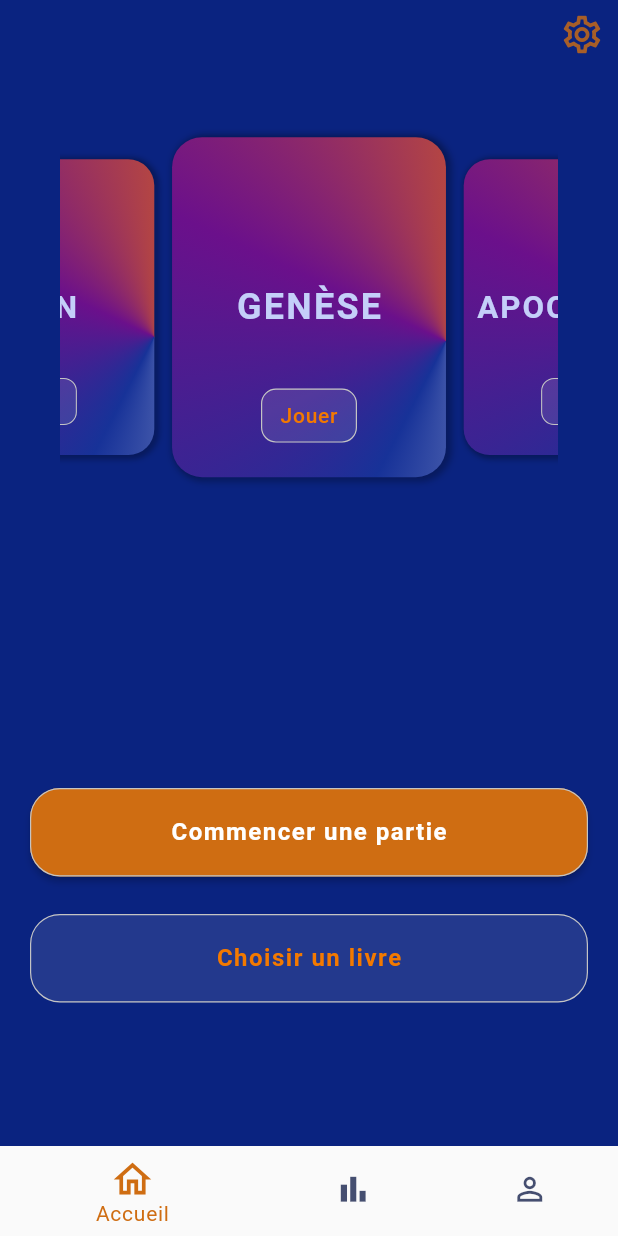
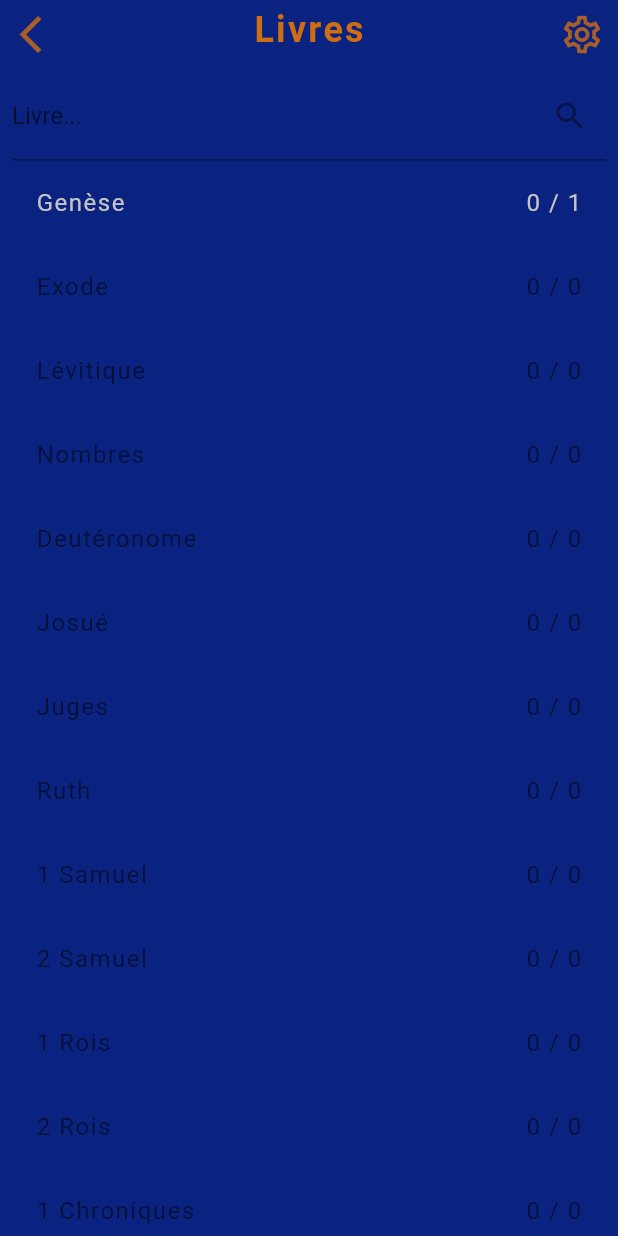
Before and after one commit to menel972/gypse-app, a Flutter app: the screen it shows after launch, after a tap on "Choisir un livre", on a phone screen of 412 x 824 dp. Run offline on Flutter 3.47's test engine with Material 2 defaults, Android fonts, the phone set to English and light mode, and no system bars; drawn by our look-alikes of flutter_carousel_widget; Roboto replaces fonts that are missing (NotoSansDisplay).

Commit message:
debut list livre

```diff
--- a/lib/main.dart
+++ b/lib/main.dart
@@ -3,6 +3,7 @@
 import 'package:bible_quiz/styles/my_bottom_bar_style.dart';
 import 'package:bible_quiz/views/home/home_vue.dart';
 import 'package:bible_quiz/views/jeu/jeu_vue.dart';
+import 'package:bible_quiz/views/livres/livres_vue.dart';
 import 'package:flutter/material.dart';
 
 void main() {
@@ -29,10 +30,18 @@
 
       onGenerateRoute: (settings) {
         switch (settings.name) {
+          case HomeVue.route:
+            return MaterialPageRoute(
+              builder: (context) => const HomeVue(),
+            );
           case JeuVue.route:
             final String livre = settings.arguments as String;
             return MaterialPageRoute(
               builder: (context) => JeuVue(livre: livre),
+            );
+          case LivresVue.route:
+            return MaterialPageRoute(
+              builder: (context) => const LivresVue(),
             );
         }
         return null;
--- a/lib/services/data.dart
+++ b/lib/services/data.dart
@@ -70,7 +70,76 @@ class Data {
     Question(
       id: 'q2',
       texte: 'Quel jour a été créé l\'homme ?',
-      livre: Livres.luc,
+      livre: Livres.gen,
     ),
   ];
+
+  static List<String> livres = [
+    Livres.gen,
+    Livres.exo,
+    Livres.lev,
+    Livres.nom,
+    Livres.deu,
+    Livres.jos,
+    Livres.juge,
+    Livres.ruth,
+    Livres.sam1,
+    Livres.sam2,
+    Livres.roi1,
+    Livres.roi2,
+    Livres.chro1,
+    Livres.chro2,
+    Livres.esd,
+    Livres.neh,
+    Livres.est,
+    Livres.job,
+    Livres.psa,
+    Livres.pro,
+    Livres.ecc,
+    Livres.can,
+    Livres.esa,
+    Livres.jer,
+    Livres.lam,
+    Livres.eze,
+    Livres.dan,
+    Livres.osee,
+    Livres.joe,
+    Livres.amo,
+    Livres.abd,
+    Livres.jon,
+    Livres.mic,
+    Livres.nah,
+    Livres.hab,
+    Livres.sop,
+    Livres.agg,
+    Livres.zac,
+    Livres.mal,
+    Livres.mat,
+    Livres.marc,
+    Livres.luc,
+    Livres.jean,
+    Livres.act,
+    Livres.rom,
+    Livres.cor1,
+    Livres.cor2,
+    Livres.gal,
+    Livres.eph,
+    Livres.phili,
+    Livres.col,
+    Livres.the1,
+    Livres.the2,
+    Livres.tim1,
+    Livres.tim2,
+    Livres.tite,
+    Livres.phile,
+    Livres.heb,
+    Livres.jac,
+    Livres.pier1,
+    Livres.pier2,
+    Livres.jean1,
+    Livres.jean2,
+    Livres.jean3,
+    Livres.jude,
+    Livres.apo,
+  ];
 }
--- a/lib/styles/my_appbar_style.dart
+++ b/lib/styles/my_appbar_style.dart
@@ -6,9 +6,14 @@ class MyAppbarStyle {
   static AppBarTheme appbarStyle = AppBarTheme(
       backgroundColor: Couleur.primary,
       elevation: 0,
+      centerTitle: true,
       systemOverlayStyle:
           const SystemUiOverlayStyle(statusBarColor: Couleur.primary),
       toolbarHeight: 40.0,
+      iconTheme: IconThemeData(
+        color: Couleur.secondary.withOpacity(0.8),
+        size: 30,
+      ),
       actionsIconTheme: IconThemeData(
         color: Couleur.secondary.withOpacity(0.8),
         size: 30,
--- a/lib/styles/my_text_style.dart
+++ b/lib/styles/my_text_style.dart
@@ -33,8 +33,26 @@ class MyTextStyle {
     letterSpacing: 1.5,
     color: Couleur.textBleu,
   );
+  static TextStyle titleOrangeM = const TextStyle(
+    fontFamily: 'NotoSansDisplay',
+    fontWeight: FontWeight.w600,
+    fontSize: 24,
+    letterSpacing: 1.5,
+    color: Couleur.secondary,
+  );
 
-  static TextStyle textS = const TextStyle();
+  static TextStyle textS = const TextStyle(
+    fontFamily: 'NotoSansDisplay',
+    fontSize: 16,
+    letterSpacing: 1,
+    color: Couleur.blanc,
+  );
+  static TextStyle textDisableS = const TextStyle(
+    fontFamily: 'NotoSansDisplay',
+    fontSize: 16,
+    letterSpacing: 1,
+    color: Colors.black54,
+  );
   static TextStyle textM = const TextStyle();
 
   static TextStyle labelS = const TextStyle(
--- a/lib/views/home/widgets/accueil.dart
+++ b/lib/views/home/widgets/accueil.dart
@@ -2,6 +2,7 @@ import 'package:bible_quiz/composants/bouttons/primary_button.dart';
 import 'package:bible_quiz/composants/carousels/carousel.dart';
 import 'package:bible_quiz/services/enums/livres.dart';
 import 'package:bible_quiz/views/jeu/jeu_vue.dart';
+import 'package:bible_quiz/views/livres/livres_vue.dart';
 import 'package:flutter/material.dart';
 
 import '../../../composants/bouttons/basic_button.dart';
@@ -40,7 +41,10 @@ class Accueil extends StatelessWidget {
                     fonction: () => Navigator.pushNamed(context, JeuVue.route,
                         arguments: '')),
                 const SizedBox(height: 25),
-                BasicButton(texte: 'Choisir un livre', fonction: () {}),
+                BasicButton(
+                    texte: 'Choisir un livre',
+                    fonction: () =>
+                        Navigator.pushNamed(context, LivresVue.route)),
               ],
             ),
           ),
--- a/lib/views/jeu/jeu_vue.dart
+++ b/lib/views/jeu/jeu_vue.dart
@@ -1,3 +1,4 @@
+import 'package:bible_quiz/views/home/home_vue.dart';
 import 'package:bible_quiz/views/jeu/widgets/question_vue.dart';
 import 'package:flutter/material.dart';
 
@@ -18,12 +19,12 @@ class _JeuVueState extends State<JeuVue> {
       appBar: AppBar(
         elevation: 0,
         leading: IconButton(
-          onPressed: () => Navigator.pop(context),
-          icon: const Icon(Icons.arrow_back_ios),
+          onPressed: () => Navigator.pushNamed(context, HomeVue.route),
+          icon: const Icon(Icons.home_outlined),
         ),
         actions: [
           IconButton(
-            icon: const Icon(Icons.settings),
+            icon: const Icon(Icons.settings_outlined),
             onPressed: () {},
           ),
         ],
--- /dev/null
+++ b/lib/views/livres/livres_vue.dart
@@ -0,0 +1,32 @@
+import 'package:bible_quiz/styles/my_text_style.dart';
+import 'package:bible_quiz/views/livres/widgets/livres_recherche.dart';
+import 'package:flutter/material.dart';
+
+import '../../services/enums/couleur.dart';
+
+class LivresVue extends StatelessWidget {
+  static const String route = './livres';
+  const LivresVue({Key? key}) : super(key: key);
+
+  @override
+  Widget build(BuildContext context) {
+    return Scaffold(
+      appBar: AppBar(
+        leading: IconButton(
+            onPressed: () => Navigator.pop(context),
+            icon: const Icon(Icons.arrow_back_ios)),
+        title: Text('Livres', style: MyTextStyle.titleOrangeM),
+        actions: [
+          // TODO : Navigation vers les settings
+          IconButton(
+            onPressed: () {},
+            icon: const Icon(Icons.settings_outlined),
+            splashRadius: 20,
+            splashColor: Couleur.secondary.withOpacity(0.5),
+          ),
+        ],
+      ),
+      body: const LivresRecherche(),
+    );
+  }
+}
--- /dev/null
+++ b/lib/views/livres/widgets/livres_liste.dart
@@ -0,0 +1,33 @@
+import 'package:bible_quiz/services/data.dart';
+import 'package:bible_quiz/services/models/question_model.dart';
+import 'package:bible_quiz/styles/my_text_style.dart';
+import 'package:bible_quiz/views/jeu/jeu_vue.dart';
+import 'package:flutter/material.dart';
+
+class LivresListe extends StatelessWidget {
+  final List<String> livres;
+  const LivresListe({Key? key, required this.livres}) : super(key: key);
+
+  @override
+  Widget build(BuildContext context) {
+    // ! : LISTVIEW
+    return ListView.builder(
+        itemCount: livres.length,
+        itemBuilder: (context, i) {
+          final String livre = livres[i];
+          final List<Question> q =
+              Data.questions.where((q) => q.livre == livre).toList();
+          final int nbQ = q.length;
+          final int nbR = q.where((ques) => ques.resultat != null).length;
+          return ListTile(
+            title: Text(livre,
+                style: nbQ != 0 ? MyTextStyle.textS : MyTextStyle.textDisableS),
+            trailing: Text(nbR.toString() + ' / ' + nbQ.toString(),
+                style: nbQ != 0 ? MyTextStyle.textS : MyTextStyle.textDisableS),
+            enabled: nbQ != 0,
+            onTap: () =>
+                Navigator.pushNamed(context, JeuVue.route, arguments: livre),
+          );
+        });
+  }
+}
--- /dev/null
+++ b/lib/views/livres/widgets/livres_recherche.dart
@@ -0,0 +1,42 @@
+import 'package:bible_quiz/services/data.dart';
+import 'package:bible_quiz/views/livres/widgets/livres_liste.dart';
+import 'package:flutter/material.dart';
+
+class LivresRecherche extends StatefulWidget {
+  const LivresRecherche({Key? key}) : super(key: key);
+
+  @override
+  State<LivresRecherche> createState() => _LivresRechercheState();
+}
+
+class _LivresRechercheState extends State<LivresRecherche> {
+  final TextEditingController _controller = TextEditingController();
+  List<String> get livres => Data.livres
+      .where((livre) =>
+          livre.toLowerCase().contains(_controller.text.toLowerCase()))
+      .toList();
+
+  @override
+  Widget build(BuildContext context) {
+    return Padding(
+      padding: const EdgeInsets.all(8.0),
+      child: Column(
+        children: [
+          TextFormField(
+            controller: _controller,
+            onChanged: (value) => setState(() {}),
+            decoration: InputDecoration(
+              labelText: 'Livre...',
+              suffixIcon: _controller.text != ''
+                  ? const Icon(Icons.clear)
+                  : const Icon(Icons.search),
+            ),
+          ),
+          Expanded(
+            child: LivresListe(livres: livres),
+          ),
+        ],
+      ),
+    );
+  }
+}
```
